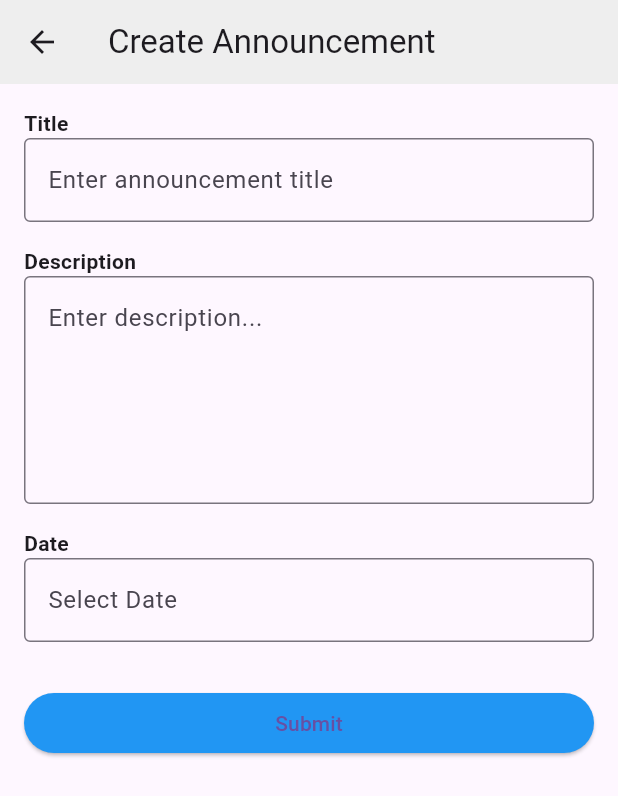
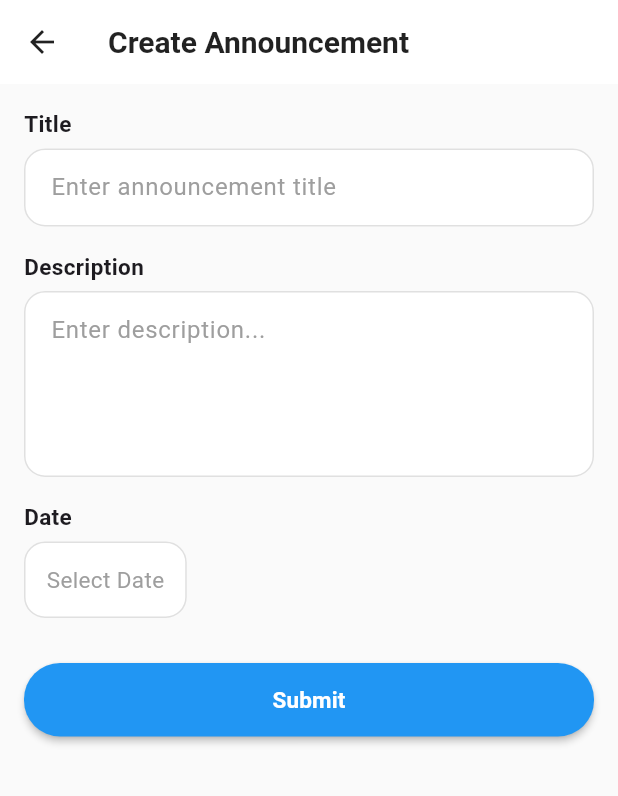
Before and after one commit to AzfarSharifuddin/CScore, a Flutter app: the CreateAnnouncementPage screen opened directly, on a phone screen of 412 x 824 dp. Shown: the top 796 px of the screen. Run offline on Flutter 3.47's test engine with Material 3 defaults, Android fonts, the light colour scheme and no system bars; our stand-ins replace chewie, cloud_firestore, dio, firebase_auth, firebase_core, open_filex and 2 more; missing offline and left inert: pdfx; accounts and stored records are empty; network calls fail; statements that could not run were skipped.

Commit message:
update114

```diff
--- a/cscore/lib/DashboardModule/Screens/create_announcement.dart
+++ b/cscore/lib/DashboardModule/Screens/create_announcement.dart
@@ -62,55 +62,128 @@ class _CreateAnnouncementPageState extends State<CreateAnnouncementPage> {
   @override
   Widget build(BuildContext context) {
     return Scaffold(
+      backgroundColor: Colors.grey[50],
+
       appBar: AppBar(
-        title: const Text("Create Announcement"),
-        backgroundColor: Colors.grey[200],
+        backgroundColor: Colors.white,
         elevation: 0,
+        leading: IconButton(
+          onPressed: () => Navigator.pop(context),
+          icon: const Icon(Icons.arrow_back, color: Colors.black87),
+        ),
+        title: const Text(
+          "Create Announcement",
+          style: TextStyle(
+            fontWeight: FontWeight.w600,
+            fontSize: 20,
+            color: Colors.black87,
+          ),
+        ),
       ),
+
       body: Padding(
         padding: const EdgeInsets.all(16),
         child: Column(
           crossAxisAlignment: CrossAxisAlignment.start,
           children: [
-            const Text("Title", style: TextStyle(fontWeight: FontWeight.bold)),
+            const Text("Title",
+                style: TextStyle(fontWeight: FontWeight.w600, fontSize: 15)),
+            const SizedBox(height: 6),
+
             TextField(
               controller: _titleController,
-              decoration: const InputDecoration(
-                border: OutlineInputBorder(),
+              decoration: InputDecoration(
+                filled: true,
+                fillColor: Colors.white,
                 hintText: "Enter announcement title",
+                hintStyle: TextStyle(color: Colors.grey[500]),
+                contentPadding:
+                    const EdgeInsets.symmetric(vertical: 14, horizontal: 14),
+                enabledBorder: OutlineInputBorder(
+                  borderRadius: BorderRadius.circular(14),
+                  borderSide: BorderSide(color: Colors.grey.shade300),
+                ),
+                focusedBorder: OutlineInputBorder(
+                  borderRadius: BorderRadius.circular(14),
+                  borderSide: const BorderSide(color: Colors.blue, width: 1.3),
+                ),
               ),
             ),
+
             const SizedBox(height: 16),
-            const Text(
-              "Description",
-              style: TextStyle(fontWeight: FontWeight.bold),
-            ),
+
+            const Text("Description",
+                style: TextStyle(fontWeight: FontWeight.w600, fontSize: 15)),
+            const SizedBox(height: 6),
+
             TextField(
               controller: _descriptionController,
-              maxLines: 5,
-              decoration: const InputDecoration(
-                border: OutlineInputBorder(),
+              maxLines: 4,
+              decoration: InputDecoration(
+                filled: true,
+                fillColor: Colors.white,
                 hintText: "Enter description...",
+                hintStyle: TextStyle(color: Colors.grey[500]),
+                contentPadding:
+                    const EdgeInsets.symmetric(vertical: 14, horizontal: 14),
+                enabledBorder: OutlineInputBorder(
+                  borderRadius: BorderRadius.circular(14),
+                  borderSide: BorderSide(color: Colors.grey.shade300),
+                ),
+                focusedBorder: OutlineInputBorder(
+                  borderRadius: BorderRadius.circular(14),
+                  borderSide: const BorderSide(color: Colors.blue, width: 1.3),
+                ),
               ),
             ),
+
             const SizedBox(height: 16),
-            const Text("Date", style: TextStyle(fontWeight: FontWeight.bold)),
-            TextField(
-              controller: _dateController,
-              readOnly: true,
+
+            const Text("Date",
+                style: TextStyle(fontWeight: FontWeight.w600, fontSize: 15)),
+            const SizedBox(height: 6),
+
+            GestureDetector(
               onTap: _pickDate,
-              decoration: const InputDecoration(
-                border: OutlineInputBorder(),
-                hintText: "Select Date",
+              child: Container(
+                padding:
+                    const EdgeInsets.symmetric(vertical: 14, horizontal: 14),
+                decoration: BoxDecoration(
+                  color: Colors.white,
+                  borderRadius: BorderRadius.circular(14),
+                  border: Border.all(color: Colors.grey.shade300),
+                ),
+                child: Text(
+                  _dateController.text.isEmpty
+                      ? "Select Date"
+                      : _dateController.text,
+                  style: TextStyle(
+                      fontSize: 15, color: _dateController.text.isEmpty ? Colors.grey[500] : Colors.black87),
+                ),
               ),
             ),
+
             const SizedBox(height: 30),
+
             SizedBox(
               width: double.infinity,
               child: ElevatedButton(
                 onPressed: _submitAnnouncement,
-                style: ElevatedButton.styleFrom(backgroundColor: Colors.blue),
-                child: const Text("Submit"),
+                style: ElevatedButton.styleFrom(
+                  backgroundColor: Colors.blue,
+                  padding: const EdgeInsets.symmetric(vertical: 14),
+                  shape: RoundedRectangleBorder(
+                    borderRadius: BorderRadius.circular(24),
+                  ),
+                  elevation: 2,
+                ),
+                child: const Text(
+                  "Submit",
+                  style: TextStyle(
+                      fontWeight: FontWeight.w600,
+                      fontSize: 15,
+                      color: Colors.white),
+                ),
               ),
             ),
           ],
```
